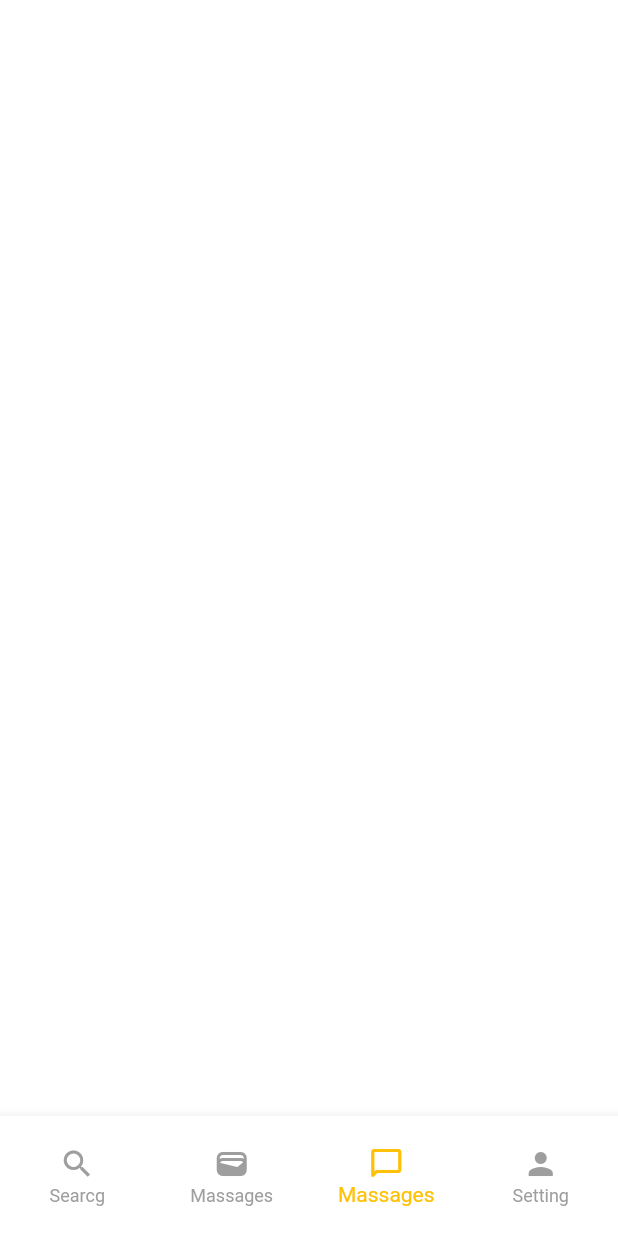
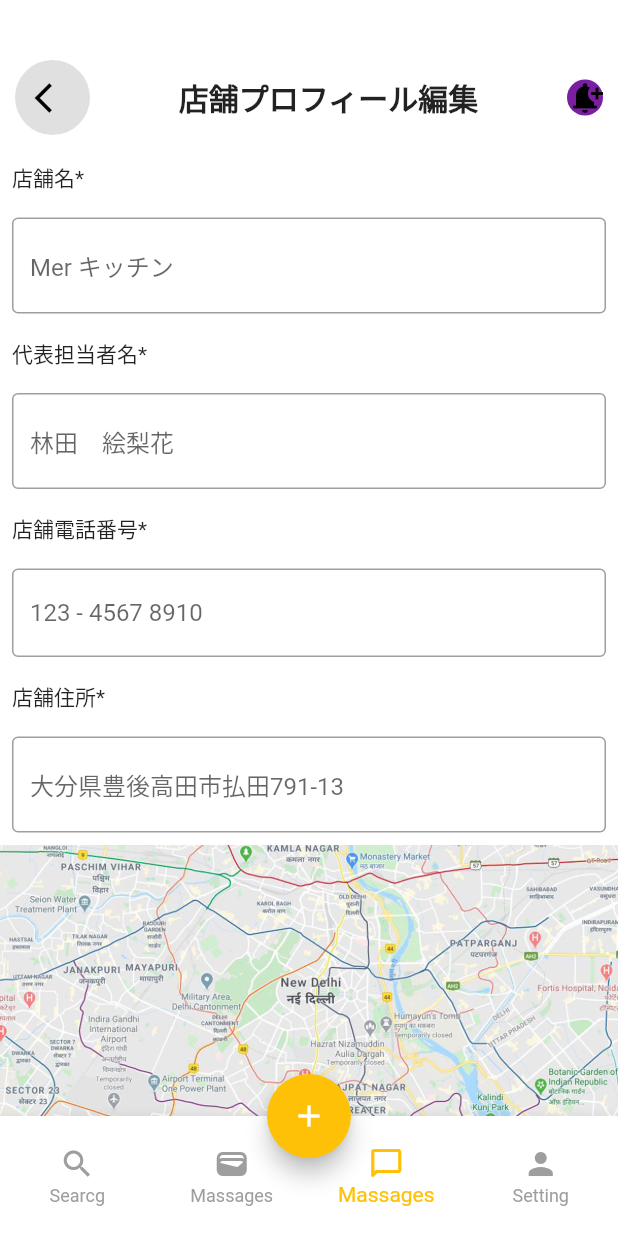
Before and after one commit to nabeeeltk/FigmaTest, a Flutter app: the screen it shows after launch, item 3 of the bottom bar chosen, on a phone screen of 412 x 824 dp. Run offline on Flutter 3.47's test engine with Material 2 defaults, Android fonts, the phone set to English and light mode, and no system bars; our stand-ins replace get.

Commit message:
add profile form

```diff
--- /dev/null
+++ b/figma_test/lib/Screens/edit_profile_page.dart
@@ -0,0 +1,136 @@
+import 'package:flutter/material.dart';
+import 'package:flutter/src/widgets/framework.dart';
+import 'package:flutter/src/widgets/placeholder.dart';
+
+class EditProfilePage extends StatelessWidget {
+  const EditProfilePage({super.key});
+
+  @override
+  Widget build(BuildContext context) {
+    return Scaffold(
+      backgroundColor: Colors.white,
+      body: SingleChildScrollView(
+        child: Column(
+          crossAxisAlignment: CrossAxisAlignment.start,
+          children: [
+            SizedBox(
+              height: 40,
+            ),
+            Padding(
+              padding: const EdgeInsets.only(left: 10, right: 10),
+              child: Row(
+                mainAxisAlignment: MainAxisAlignment.spaceBetween,
+                children: [
+                  InkWell(
+                      onTap: () {},
+                      child: const CircleAvatar(
+                        backgroundColor: Colors.black12,
+                        radius: 25,
+                        child: Center(
+                            child: Icon(
+                          Icons.arrow_back_ios,
+                          color: Colors.black,
+                        )),
+                      )),
+                  const Text(
+                    "店舗プロフィール編集",
+                    style: TextStyle(fontSize: 20, fontWeight: FontWeight.bold),
+                  ),
+                  InkWell(
+                      onTap: () {},
+                      child: const CircleAvatar(
+                        radius: 12,
+                        child: Icon(
+                          Icons.notification_add,
+                          color: Colors.black,
+                        ),
+                      )),
+                ],
+              ),
+            ),
+          const   SizedBox(height: 10,),
+          const  Padding(
+              padding: const EdgeInsets.all(8.0),
+              child: Text("店舗名*"),
+            ),
+           const  Padding(
+              padding: const EdgeInsets.all(8),
+              child: TextField(
+                decoration: InputDecoration(
+                   hintText: "Mer キッチン",
+                     border: OutlineInputBorder(
+
+                     )
+                ),
+              ),
+            ),
+            const  Padding(
+              padding: const EdgeInsets.all(8.0),
+              child: Text("代表担当者名*"),
+            ),
+           const  Padding(
+              padding: const EdgeInsets.all(8),
+              child: TextField(
+                decoration: InputDecoration(
+                   hintText: "林田　絵梨花",
+                     border: OutlineInputBorder(
+
+                     )
+                ),
+              ),
+            ),const  Padding(
+              padding: const EdgeInsets.all(8.0),
+              child: Text("店舗電話番号*"),
+            ),
+           const  Padding(
+              padding: const EdgeInsets.all(8),
+              child: TextField(
+                keyboardType: TextInputType.number,
+                decoration: InputDecoration(
+                   hintText: "123 - 4567 8910",
+                     border: OutlineInputBorder(
+
+                     )
+                ),
+              ),
+            ),
+            const  Padding(
+              padding: const EdgeInsets.all(8.0),
+              child: Text("店舗住所*"),
+            ),
+           const  Padding(
+              padding: const EdgeInsets.all(8),
+              child: TextField(
+                decoration: InputDecoration(
+                   hintText: "大分県豊後高田市払田791-13",
+                     border: OutlineInputBorder(
+
+                     )
+                ),
+              ),
+            ),
+
+            Container(
+              width: double.infinity,
+              height: 250,
+              decoration: BoxDecoration(
+              image: DecorationImage(image: AssetImage("image/googlmap.jpg"),
+              fit: BoxFit.cover)
+              ),
+            ),
+            SizedBox(height: 10,),
+            Text("店舗外観*（最大3枚まで）"),
+            Container(
+              height: 50,
+              width: 50,
+              decoration: BoxDecoration(
+                color: Colors.amber
+              ),
+            )
+
+          ],
+        ),
+      ),
+    );
+  }
+}
--- a/figma_test/lib/Screens/stamp_detials.dart
+++ b/figma_test/lib/Screens/stamp_detials.dart
@@ -91,7 +91,7 @@ class StampDetails extends StatelessWidget {
 
              Expanded(
               child: ListView.separated(
-                itemCount: 5,
+                itemCount: 10,
                 shrinkWrap: true,
                 physics: NeverScrollableScrollPhysics(),
                  separatorBuilder:(BuildContext context, index) {
--- a/figma_test/lib/widgets/bootum_navigation_root.dart
+++ b/figma_test/lib/widgets/bootum_navigation_root.dart
@@ -1,3 +1,4 @@
+import 'package:figma_test/Screens/edit_profile_page.dart';
 import 'package:figma_test/Screens/home_Screen.dart';
 import 'package:figma_test/Screens/stamp_detials.dart';
 import 'package:flutter/material.dart';
@@ -16,13 +17,19 @@ int _selectindex= 0;
 final screens =[
   HomeScreen(),
   StampDetails(),
-  Container(),
+  EditProfilePage(),
   Container()
 ];
 
   @override
   Widget build(BuildContext context) {
     return Scaffold(
+      floatingActionButton: FloatingActionButton(
+        backgroundColor: Colors.amber,
+
+        onPressed: (){},
+      child: Icon(Icons.add,color: Colors.white,),),
+      floatingActionButtonLocation: FloatingActionButtonLocation.centerDocked,
       backgroundColor: Colors.white12,
       body: screens[_selectindex],
       bottomNavigationBar: Container(
--- a/figma_test/lib/widgets/stamp_container.dart
+++ b/figma_test/lib/widgets/stamp_container.dart
@@ -23,6 +23,7 @@ class StampContainer extends StatelessWidget {
                 image: DecorationImage(
                     image: AssetImage("image/doctor3.jpg"), fit: BoxFit.cover)),
           );
+
         },
       ),
     );
```
Also changed, not shown: figma_test/image/googlmap.jpg (added).
